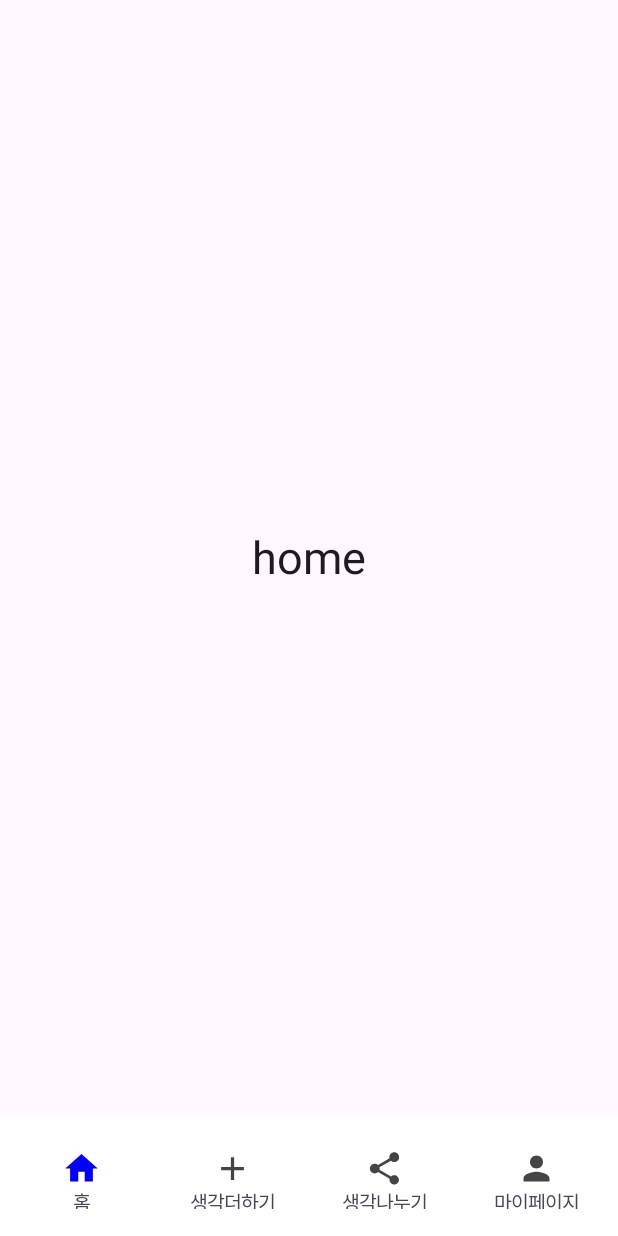
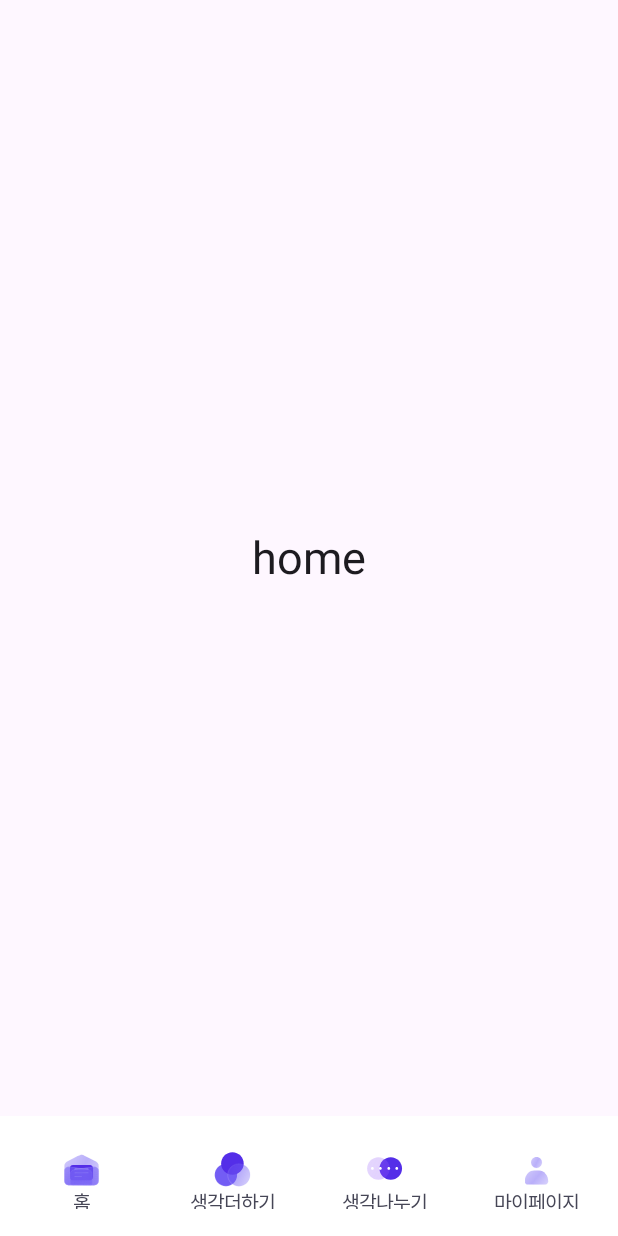
Before and after one commit to gitsuhyun/Compose-Practice, an Android app built with Jetpack Compose: the screen it shows after launch (MainActivity), on a phone screen of 412 x 824 dp. Run offline under Robolectric (Android 15) with nearby library versions, the phone set to English and light mode, and no system bars; Roboto replaces fonts that are not available here.

```diff
--- a/app/src/main/java/com/example/compose_practice/MainActivity.kt
+++ b/app/src/main/java/com/example/compose_practice/MainActivity.kt
@@ -15,7 +15,6 @@ import androidx.compose.material.icons.filled.Person
 import androidx.compose.material.icons.filled.Share
 import androidx.compose.material3.BottomAppBar
 import androidx.compose.material3.ExperimentalMaterial3Api
-import androidx.compose.material3.Icon
 import androidx.compose.material3.IconButton
 import androidx.compose.material3.Scaffold
 import androidx.compose.material3.Text
@@ -28,16 +27,17 @@ import androidx.compose.runtime.setValue
 import androidx.compose.ui.Alignment
 import androidx.compose.ui.Modifier
 import androidx.compose.ui.graphics.Color
-import androidx.compose.ui.graphics.vector.ImageVector
 import androidx.compose.ui.platform.LocalContext
 import androidx.compose.ui.tooling.preview.Preview
 import androidx.compose.ui.unit.dp
 import androidx.navigation.compose.NavHost
 import androidx.navigation.compose.composable
 import androidx.navigation.compose.rememberNavController
+import com.airbnb.lottie.LottieComposition
 import com.airbnb.lottie.compose.LottieAnimation
 import com.airbnb.lottie.compose.LottieCompositionSpec
 import com.airbnb.lottie.compose.LottieConstants
+import com.airbnb.lottie.compose.animateLottieCompositionAsState
 import com.airbnb.lottie.compose.rememberLottieComposition
 import com.example.compose_practice.screens.home.HomeScreen
 import com.example.compose_practice.screens.plus.PlusScreen
@@ -67,7 +67,10 @@ fun MyBottomAppBar() {
     val selected = remember {
         mutableStateOf(Icons.Default.Home)
     }
+    val mainComposition by rememberLottieComposition(spec = LottieCompositionSpec.RawRes(R.raw.main))
     val plusComposition by rememberLottieComposition(spec = LottieCompositionSpec.RawRes(R.raw.plus))
+    val divideComposition by rememberLottieComposition(spec = LottieCompositionSpec.RawRes(R.raw.divide))
+    val myComposition by rememberLottieComposition(spec = LottieCompositionSpec.RawRes(R.raw.my))
 
     //네비바 visibility
     var showBottomBar by remember { mutableStateOf(true) }
@@ -88,12 +91,13 @@ fun MyBottomAppBar() {
                         },
                         modifier = Modifier.weight(1f)
                     ) {
+                        mainComposition?.let {
                             NavItem(
-                            icon = Icons.Default.Home,
-                            selected = selected,
-                            selectedIcon = Icons.Default.Home,
+                                composition = it,
+                                isSelected = false,
                                 label = "홈"
                             )
+                        }
                     }
 
                     IconButton(
@@ -105,12 +109,13 @@ fun MyBottomAppBar() {
                         },
                         modifier = Modifier.weight(1f)
                     ) {
+                        plusComposition?.let {
                             NavItem(
-                            icon = Icons.Default.Add,
-                            selected = selected,
-                            selectedIcon = Icons.Default.Add,
+                                composition = it,
+                                isSelected = false,
                                 label = "생각더하기"
                             )
+                        }
                     }
 
                     IconButton(
@@ -122,12 +127,13 @@ fun MyBottomAppBar() {
                         },
                         modifier = Modifier.weight(1f)
                     ) {
+                        divideComposition?.let {
                             NavItem(
-                            icon = Icons.Default.Share,
-                            selected = selected,
-                            selectedIcon = Icons.Default.Share,
+                                composition = it,
+                                isSelected = false,
                                 label = "생각나누기"
                             )
+                        }
                     }
 
                     IconButton(
@@ -139,12 +145,13 @@ fun MyBottomAppBar() {
                         },
                         modifier = Modifier.weight(1f)
                     ) {
+                        myComposition?.let {
                             NavItem(
-                            icon = Icons.Default.Person,
-                            selected = selected,
-                            selectedIcon = Icons.Default.Person,
+                                composition = it,
+                                isSelected = false,
                                 label = "마이페이지"
                             )
+                        }
                     }
                 }
             }
@@ -169,20 +176,20 @@ fun MyBottomAppBar() {
 
 @Composable
 fun RowScope.NavItem(
-    icon: ImageVector,
-    selected: MutableState<ImageVector>,
-    selectedIcon: ImageVector,
+    composition: LottieComposition,
+    isSelected: Boolean,
     label: String,
 ) {
+    val navItemProgress by animateLottieCompositionAsState(composition = composition, iterations = LottieConstants.IterateForever, isPlaying = isSelected)
+
     Column(
         horizontalAlignment = Alignment.CenterHorizontally,
         verticalArrangement = Arrangement.Center
     ) {
-        Icon(
-            imageVector = icon,
-            contentDescription = label,
+        LottieAnimation(
+            composition = composition,
+            progress = navItemProgress,
             modifier = Modifier.size(26.dp),
-            tint = if (selected.value == selectedIcon) Color.Blue else Color.DarkGray
         )
         Text(
             text = label,
```
Lines whose indentation alone changed are shown as unchanged.
